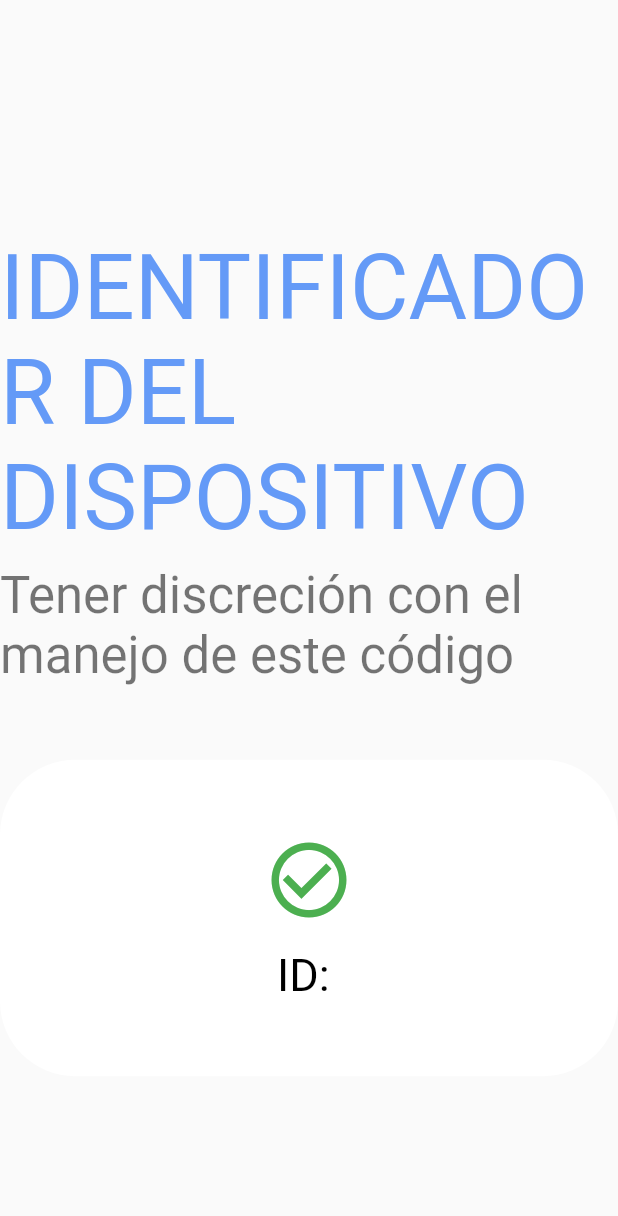
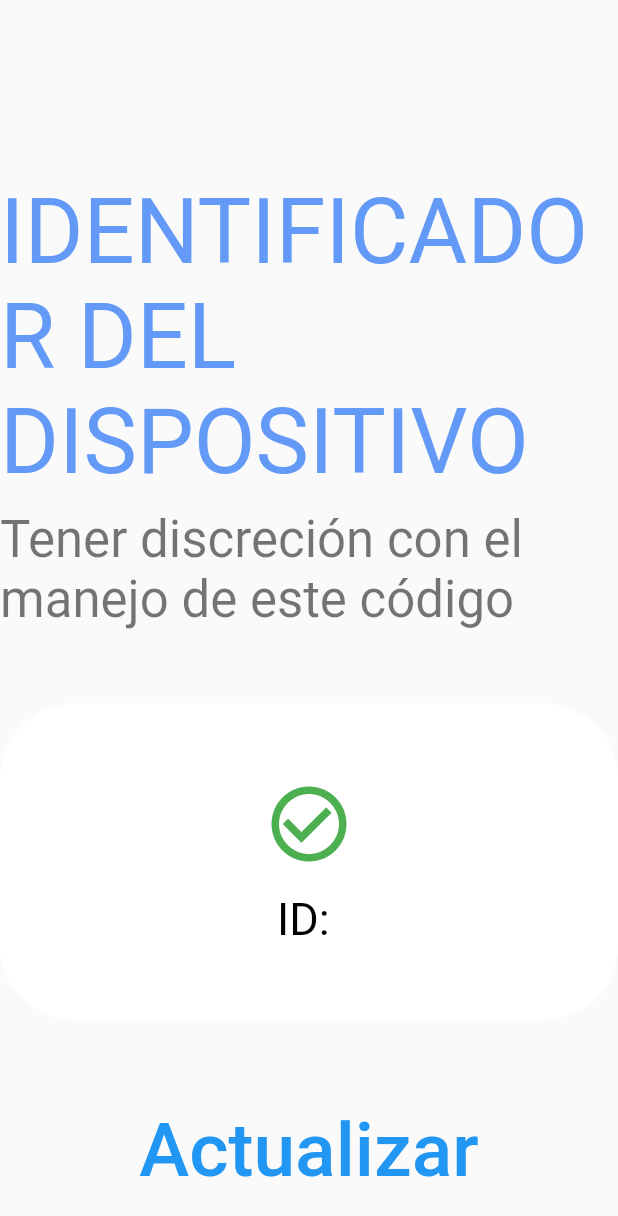
Before and after one commit to AgenciaSimon/Identidroid, a Flutter app: the screen it shows after launch, on a phone screen of 412 x 824 dp. Shown: the top 1216 px of the screen. Run offline on Flutter 3.47's test engine with Material 2 defaults, Android fonts, the phone set to English and light mode, and no system bars; missing offline and left inert: platform_device_id.

Commit message:
add refresh btn

```diff
--- a/lib/main.dart
+++ b/lib/main.dart
@@ -37,6 +37,7 @@ class _MyHomePageState extends State<MyHomePage> {
   static Future<String?> mac() async {
     try {
       String? mac = await PlatformDeviceId.getDeviceId;
+      print(mac);
       return mac;
     } on PlatformException {
       return 'Failed to get Device MAC Address.';
@@ -44,17 +45,7 @@ class _MyHomePageState extends State<MyHomePage> {
   }
 
   @override
-  initState() {
-    super.initState();
-    mac().then((value) => deviceID = value);
-  }
-
-  @override
   Widget build(BuildContext context) {
-    setState(() {
-      mac().then((value) => deviceID = value);
-      print(deviceID);
-    });
     return Scaffold(
       body: Center(
         child: Column(
@@ -112,7 +103,7 @@ class _MyHomePageState extends State<MyHomePage> {
                           ),
                           const Padding(
                             padding: EdgeInsets.only(top: 16),
-                            child: Text('Error, reinicie la app',
+                            child: Text('Error, Vuelva a intentarlo',
                                 style: TextStyle(
                                     fontSize: 30, color: Colors.black)),
                           )
@@ -142,6 +133,13 @@ class _MyHomePageState extends State<MyHomePage> {
                     },
                   ),
                 ),
+                TextButton(
+                  onPressed: () {
+                    setState(() {});
+                  },
+                  child:
+                      const Text('Actualizar', style: TextStyle(fontSize: 50)),
+                )
               ],
             ),
           ],
```
Also changed, not shown: 1 other file.
